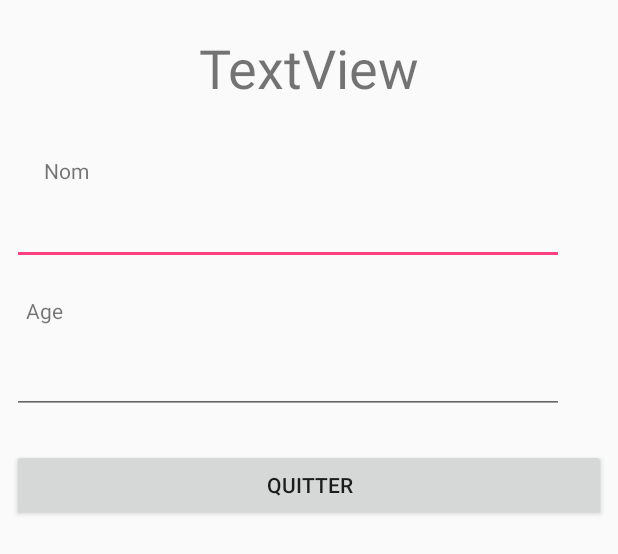
After one commit to deosadamas/WeMeme, an Android app: the layout activity_page1.xml on its own in the app's theme, with its tools: preview values and no code run, on a phone screen of 412 x 824 dp. The commit adds this screen. Shown: the top 554 px of the screen. Run offline under Robolectric (Android 15) with nearby library versions, the light colour scheme and no system bars; network calls fail.

Commit message:
Debut
TBK sa fait 1h30 ja trouver comment faire a la fin xd

```diff
--- a/App/WeMeme/app/build.gradle
+++ b/App/WeMeme/app/build.gradle
@@ -27,5 +27,6 @@ dependencies {
     compile 'com.android.support:appcompat-v7:25.3.0'
     compile 'com.android.support.constraint:constraint-layout:1.0.0'
     compile 'com.android.volley:volley:1.0.0'
+    compile 'com.roughike:bottom-bar:1.3.5'
     testCompile 'junit:junit:4.12'
 }
--- /dev/null
+++ b/App/WeMeme/app/src/main/res/layout/activity_page1.xml
@@ -0,0 +1,111 @@
+<?xml version="1.0" encoding="utf-8"?>
+<android.support.constraint.ConstraintLayout xmlns:android="http://schemas.android.com/apk/res/android"
+    xmlns:app="http://schemas.android.com/apk/res-auto"
+    xmlns:tools="http://schemas.android.com/tools"
+    android:id="@+id/activity_home"
+    android:layout_width="match_parent"
+    android:layout_height="match_parent">
+
+    <TextView
+        android:id="@+id/txtMessage"
+        android:layout_width="wrap_content"
+        android:layout_height="wrap_content"
+        android:text="TextView"
+        android:textSize="36sp"
+        android:layout_marginLeft="8dp"
+        app:layout_constraintLeft_toLeftOf="parent"
+        android:layout_marginRight="8dp"
+        app:layout_constraintRight_toRightOf="parent"
+        app:layout_constraintTop_toTopOf="parent"
+        android:layout_marginTop="8dp"
+        app:layout_constraintBottom_toBottomOf="parent"
+        android:layout_marginBottom="8dp"
+        app:layout_constraintVertical_bias="0.017"
+        android:layout_marginStart="8dp"
+        android:layout_marginEnd="8dp" />
+
+    <TextView
+        android:id="@+id/textView3"
+        android:layout_width="wrap_content"
+        android:layout_height="wrap_content"
+        android:layout_marginBottom="8dp"
+        android:layout_marginEnd="8dp"
+        android:layout_marginLeft="8dp"
+        android:layout_marginRight="8dp"
+        android:layout_marginStart="8dp"
+        android:layout_marginTop="7dp"
+        android:text="Nom"
+        app:layout_constraintBottom_toBottomOf="parent"
+        app:layout_constraintHorizontal_bias="0.058"
+        app:layout_constraintLeft_toLeftOf="parent"
+        app:layout_constraintRight_toRightOf="parent"
+        app:layout_constraintTop_toBottomOf="@+id/txtMessage"
+        app:layout_constraintVertical_bias="0.038" />
+
+    <EditText
+        android:id="@+id/txtUser"
+        android:layout_width="368dp"
+        android:layout_height="wrap_content"
+        android:layout_marginBottom="8dp"
+        android:layout_marginLeft="8dp"
+        android:layout_marginRight="8dp"
+        android:layout_marginTop="8dp"
+        android:ems="10"
+        android:inputType="textPersonName"
+        app:layout_constraintBottom_toBottomOf="parent"
+        app:layout_constraintHorizontal_bias="0.0"
+        app:layout_constraintLeft_toLeftOf="parent"
+        app:layout_constraintRight_toRightOf="parent"
+        app:layout_constraintTop_toBottomOf="@+id/textView3"
+        app:layout_constraintVertical_bias="0.0" />
+
+    <TextView
+        android:id="@+id/textView4"
+        android:layout_width="wrap_content"
+        android:layout_height="wrap_content"
+        android:layout_marginBottom="8dp"
+        android:layout_marginLeft="8dp"
+        android:layout_marginRight="8dp"
+        android:layout_marginTop="8dp"
+        android:text="Age"
+        app:layout_constraintBottom_toBottomOf="parent"
+        app:layout_constraintHorizontal_bias="0.025"
+        app:layout_constraintLeft_toLeftOf="parent"
+        app:layout_constraintRight_toRightOf="parent"
+        app:layout_constraintTop_toBottomOf="@+id/txtUser"
+        app:layout_constraintVertical_bias="0.021" />
+
+    <EditText
+        android:id="@+id/txtAge"
+        android:layout_width="368dp"
+        android:layout_height="wrap_content"
+        android:layout_marginBottom="8dp"
+        android:layout_marginLeft="8dp"
+        android:layout_marginRight="8dp"
+        android:layout_marginTop="8dp"
+        android:ems="10"
+        android:inputType="textPersonName"
+        app:layout_constraintBottom_toBottomOf="parent"
+        app:layout_constraintHorizontal_bias="0.0"
+        app:layout_constraintLeft_toLeftOf="parent"
+        app:layout_constraintRight_toRightOf="parent"
+        app:layout_constraintTop_toBottomOf="@+id/textView4"
+        app:layout_constraintVertical_bias="0.011" />
+
+    <Button
+        android:id="@+id/btnQuitter"
+        android:layout_width="match_parent"
+        android:layout_height="wrap_content"
+        android:layout_marginBottom="8dp"
+        android:layout_marginLeft="8dp"
+        android:layout_marginRight="8dp"
+        android:layout_marginTop="8dp"
+        android:onClick="Quitter"
+        android:text="Quitter"
+        app:layout_constraintBottom_toBottomOf="parent"
+        app:layout_constraintHorizontal_bias="0.0"
+        app:layout_constraintLeft_toLeftOf="parent"
+        app:layout_constraintRight_toRightOf="parent"
+        app:layout_constraintTop_toBottomOf="@+id/txtAge"
+        app:layout_constraintVertical_bias="0.032" />
+</android.support.constraint.ConstraintLayout>
--- /dev/null
+++ b/App/WeMeme/app/src/main/res/values/dimens.xml
@@ -0,0 +1,5 @@
+<resources>
+    <!-- Default screen margins, per the Android Design guidelines. -->
+    <dimen name="activity_horizontal_margin">16dp</dimen>
+    <dimen name="activity_vertical_margin">16dp</dimen>
+</resources>
```
Also changed, not shown: App/WeMeme/app/src/main/java/wememe/com/Page1.java (added, +43 -0 lines), App/WeMeme/app/src/main/java/wememe/com/Page2.java (added, +21 -0 lines), App/WeMeme/app/src/main/java/wememe/com/Page3.java (added, +21 -0 lines), App/WeMeme/app/src/main/java/wememe/com/Page4.java (added, +21 -0 lines), App/WeMeme/app/src/main/java/wememe/com/User_Area_Activity.java (+54 -12 lines), App/WeMeme/app/src/main/res/layout/activity_page2.xml (added, +23 -0 lines), App/WeMeme/app/src/main/res/layout/activity_page3.xml (added, +27 -0 lines), App/WeMeme/app/src/main/res/layout/activity_page4.xml (added, +23 -0 lines), App/WeMeme/app/src/main/res/layout/activity_user__area_.xml (+3 -111 lines), App/WeMeme/app/src/main/res/menu/menu.xml (added, +18 -0 lines), App/WeMeme/app/src/main/res/drawable/food.png (added), App/WeMeme/app/src/main/res/drawable/home.png (added), App/WeMeme/app/src/main/res/drawable/phone.png (added), App/WeMeme/app/src/main/res/drawable/stop.png (added).
